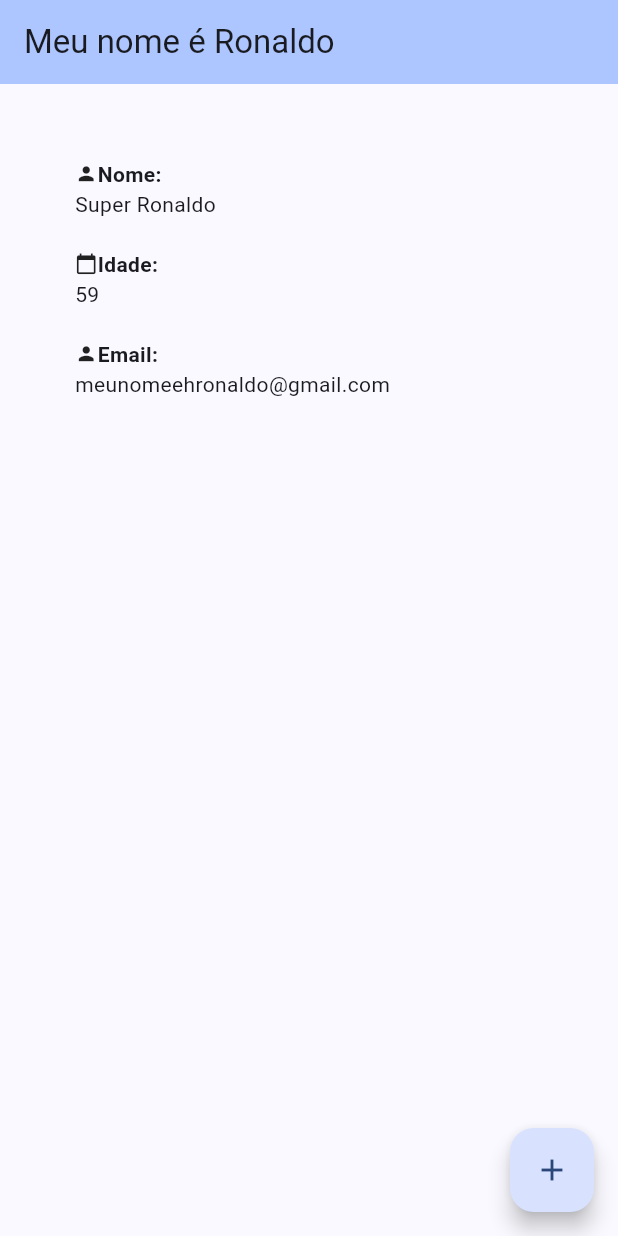
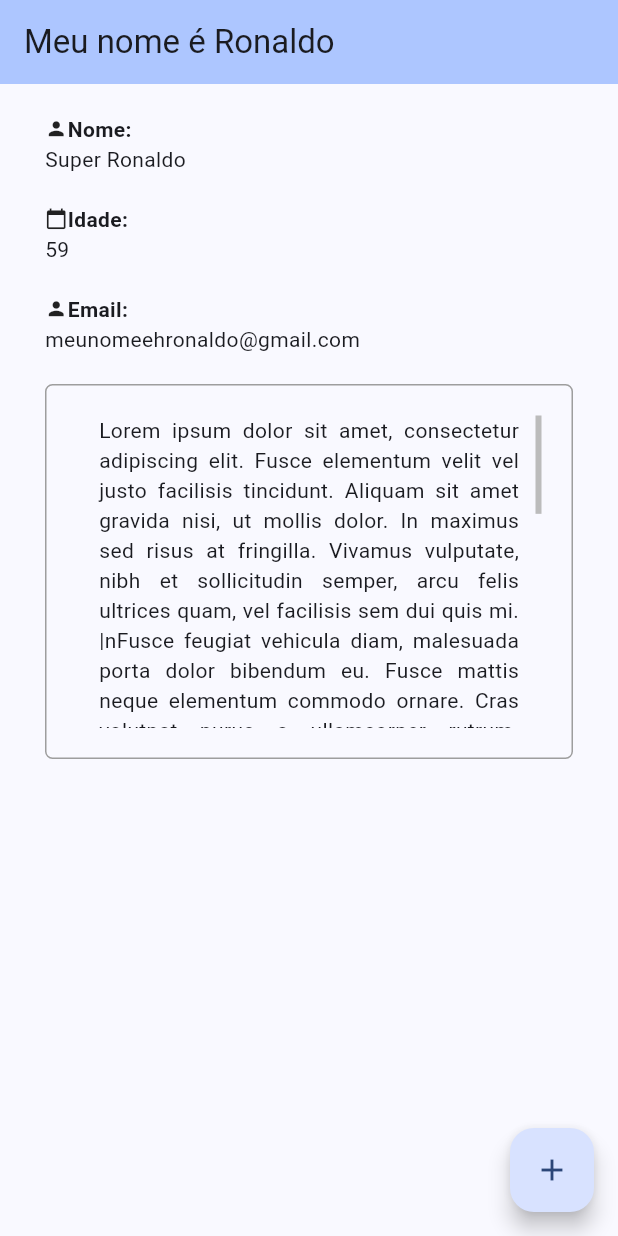
Before and after one commit to douglasrbalbino/uc13_desenvolvimento_mobile, a Flutter app: the screen it shows after launch, on a phone screen of 412 x 824 dp. Run offline on Flutter 3.47's test engine with Material 3 defaults, Android fonts, the phone set to English and light mode, and no system bars.

Commit message:
adicionei uma caixa de texto com scrollbar usando o widget container

```diff
--- a/lib/Pages/home_page.dart
+++ b/lib/Pages/home_page.dart
@@ -27,7 +27,7 @@ class _MyHomePageState extends State<MyHomePage> {
         title: Text(widget.title),
       ),
       body: Padding(
-        padding: const EdgeInsets.only(left: 50, top: 50),
+        padding: const EdgeInsets.symmetric(horizontal: 30, vertical: 20),
         child: Column(
           crossAxisAlignment: CrossAxisAlignment.start,
           children: [
@@ -57,6 +57,27 @@ class _MyHomePageState extends State<MyHomePage> {
             ),
             Text("meunomeehronaldo@gmail.com"),
             SizedBox(height: 20),
+            Container(
+              decoration: BoxDecoration(
+                border: Border.all(color: Colors.grey),
+                borderRadius: BorderRadius.circular(5),
+              ),
+              height: 250,
+              padding: EdgeInsets.symmetric(horizontal: 20, vertical: 20),
+              child: Scrollbar(
+                thumbVisibility: true,
+                child: SingleChildScrollView(
+                  child: Padding(
+                    padding: const EdgeInsets.symmetric(horizontal: 15),
+                    child: Text(
+                      textAlign: TextAlign.justify,
+                      "Lorem ipsum dolor sit amet, consectetur adipiscing elit. Fusce elementum velit vel justo facilisis tincidunt. Aliquam sit amet gravida nisi, ut mollis dolor. In maximus sed risus at fringilla. Vivamus vulputate, nibh et sollicitudin semper, arcu felis ultrices quam, vel facilisis sem dui quis mi. |nFusce feugiat vehicula diam, malesuada porta dolor bibendum eu. Fusce mattis neque elementum commodo ornare. Cras volutpat purus a ullamcorper rutrum. Maecenas nunc metus, efficitur at nulla sed, aliquam pellentesque tortor. Integer dapibus ligula lacinia, congue elit non, mollis elit.\n\n Praesent convallis, quam a lobortis accumsan, neque velit pretium massa, a dapibus tellus ex non ligula. Sed cursus erat eros, sit amet viverra tortor aliquam sit amet. Vivamus vulputate, enim vestibulum commodo volutpat, ante erat scelerisque est, ac euismod risus erat molestie lacus. Etiam mollis augue finibus ante cursus, non ornare augue pulvinar. Integer blandit tellus orci, at hendrerit odio condimentum ut. Proin ac urna enim. Curabitur vel elementum sem. Pellentesque hendrerit nulla ligula, a fermentum ligula luctus ut. Vivamus ultrices tellus sit amet egestas fringilla. Nullam elementum justo dui, eu aliquam orci facilisis sed. Aenean sed porttitor est, eu ultricies mauris.",
+                    ),
+                  ),
+                ),
+              ),
+            ),
+
           ],
         ),
       ),
```
